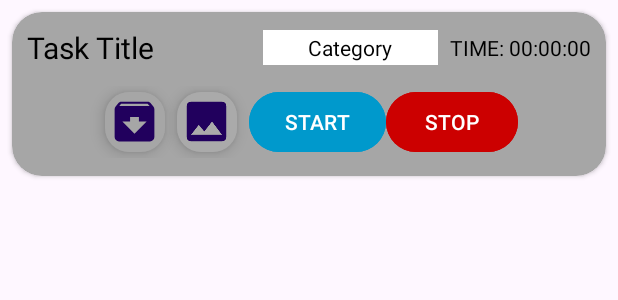
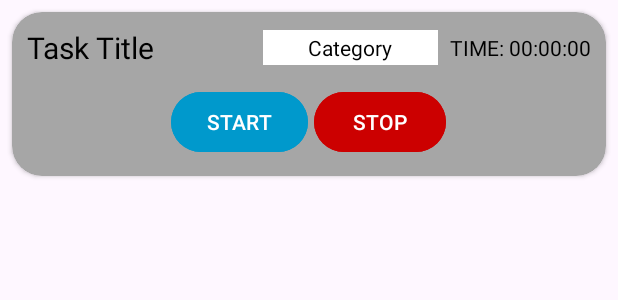
Before and after one commit to Wikho/TimeTracker-Mobile-App-Android-Studio-OPSC7311_Sem2_2024, an Android app: the layout task_item_layout.xml on its own in the app's theme, with its tools: preview values and no code run, on a phone screen of 412 x 824 dp. Shown: the top 300 px of the screen. Run offline under Robolectric (Android 15) with nearby library versions, the phone set to English and light mode, and no system bars.

Commit message:
Updates and Changes and Backup of current Stage

```diff
--- a/app/src/main/res/layout/task_item_layout.xml
+++ b/app/src/main/res/layout/task_item_layout.xml
@@ -32,7 +32,7 @@
                             android:layout_width="0dp"
                             android:layout_height="wrap_content"
                             android:layout_weight="1"
-                            android:text="Task Title"
+                            android:text="@string/task_title"
                             android:textSize="20sp"
                             android:textColor="@android:color/black"/>
 
@@ -65,37 +65,14 @@
                     android:gravity="center"
                     android:padding="2dp">
 
-                        <com.google.android.material.floatingactionbutton.FloatingActionButton
-                            android:id="@+id/fabBtn_TaskTile_Archive"
-                            android:layout_width="40dp"
-                            android:layout_height="40dp"
-                            android:layout_gravity="center"
-                            android:layout_marginEnd="0dp"
-                            android:backgroundTint="@color/gray"
-                            android:src="@drawable/archive"
-                            app:fabCustomSize="40dp"
-                            app:maxImageSize="35dp"
-                            tools:ignore="ContentDescription,SpeakableTextPresentCheck,TouchTargetSizeCheck" />
-
-                        <com.google.android.material.floatingactionbutton.FloatingActionButton
-                            android:id="@+id/fabBtn_TaskTile_Image"
-                            android:layout_width="40dp"
-                            android:layout_height="40dp"
-                            android:layout_marginEnd="4dp"
-                            android:layout_gravity="center"
-                            app:srcCompat="@drawable/image"
-                            app:fabCustomSize="40dp"
-                            app:maxImageSize="35dp"
-                            android:backgroundTint="@android:color/darker_gray"
-                            tools:ignore="ContentDescription,SpeakableTextPresentCheck,TouchTargetSizeCheck" />
 
                         <Button
                             android:id="@+id/btn_TaskTile_Start"
                             android:layout_width="wrap_content"
                             android:layout_height="wrap_content"
-                            android:layout_marginEnd="0dp"
+                            android:layout_marginEnd="4dp"
                             android:backgroundTint="@android:color/holo_blue_dark"
-                            android:text="START"
+                            android:text="@string/start"
                             android:textColor="@android:color/white"
                             tools:ignore="TextContrastCheck" />
 
@@ -103,11 +80,9 @@
                             android:id="@+id/btn_TaskTile_Stop"
                             android:layout_width="wrap_content"
                             android:layout_height="wrap_content"
-                            android:text="STOP"
-                            android:layout_marginStart="0dp"
+                            android:text="@string/stop"
                             android:backgroundTint="@android:color/holo_red_dark"
-                            android:textColor="@android:color/white"
-                            android:enabled="false"/>
+                            android:textColor="@android:color/white" />
                 </LinearLayout>
         </LinearLayout>
 
--- a/app/src/main/res/values/strings.xml
+++ b/app/src/main/res/values/strings.xml
@@ -58,6 +58,8 @@
     <string name="ok">OK</string>
     <string name="hour_min_you_want_to_spend_on_your_project">Hour/Min to spend project</string>
     <string name="are_you_sure_you_want_to_delete_the_task">Are you sure you want to delete the task?</string>
+    <string name="start">START</string>
+    <string name="stop">STOP</string>
 
 
 </resources>
```
Also changed, not shown: app/src/main/java/com/example/opsc7311_sem2_2024/TaskInfoFragment.kt (+9 -1 lines), app/src/main/java/com/example/opsc7311_sem2_2024/TaskItem.kt (+9 -5 lines), app/src/main/res/layout/fragment_task_creation.xml (+6 -4 lines), app/src/main/res/layout/session_item_layout.xml (+13 -5 lines).
